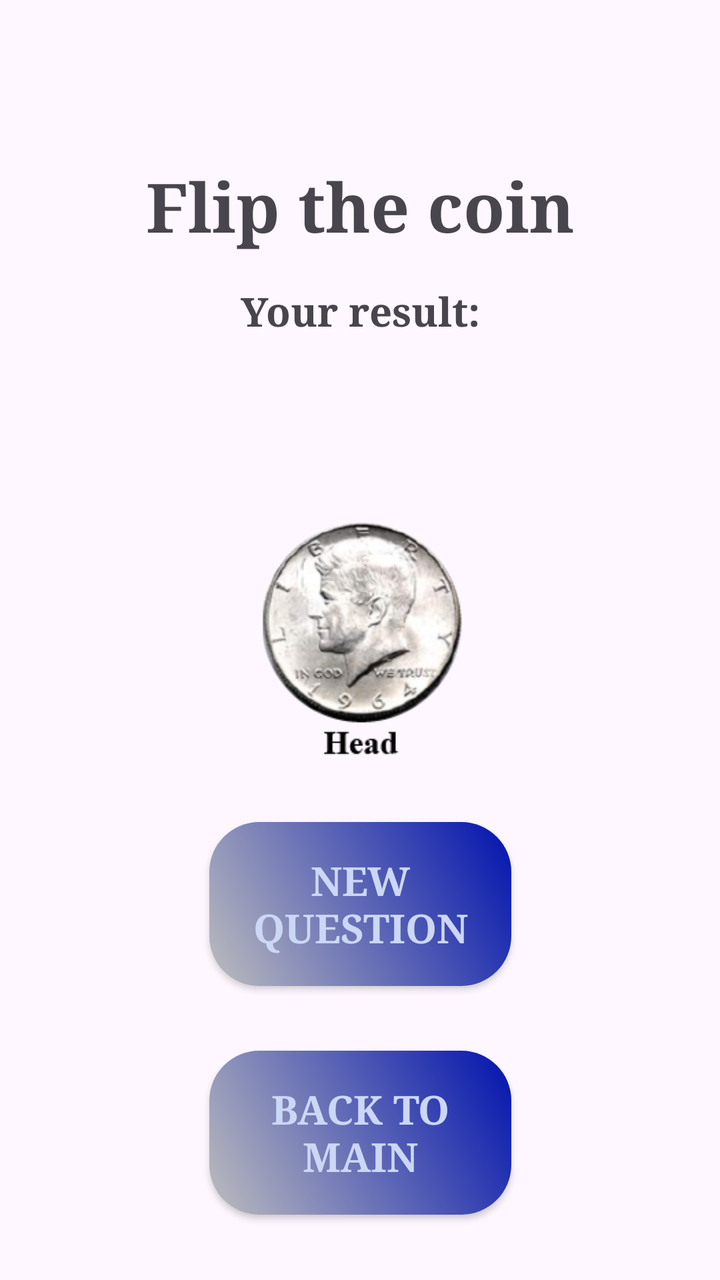
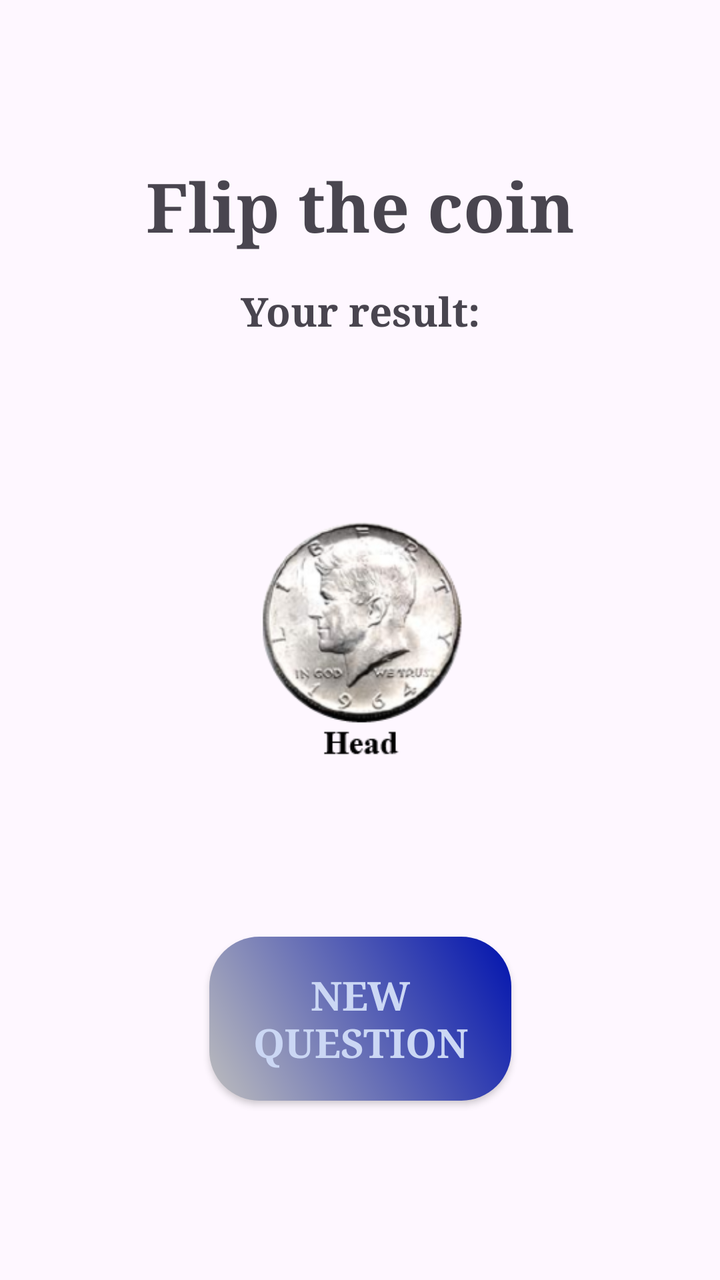

An Android layout rendered at two revisions. The XML below is the earlier revision; the diff shows what the commit changed to produce the second picture.
<!-- AndroidManifest.xml: application theme Theme.GameCollection -->
<!-- res/layout/activity_paranoia_coin_flip.xml -->
<?xml version="1.0" encoding="utf-8"?>
<androidx.constraintlayout.widget.ConstraintLayout xmlns:android="http://schemas.android.com/apk/res/android"
    xmlns:app="http://schemas.android.com/apk/res-auto"
    xmlns:tools="http://schemas.android.com/tools"
    android:id="@+id/main"
    android:layout_width="match_parent"
    android:layout_height="match_parent"
    tools:context=".paranoia.ParanoiaCoinFlipActivity">

    <ImageView
        android:id="@+id/imageViewCoin"
        android:layout_width="118dp"
        android:layout_height="118dp"
        android:src="@drawable/heads"
        app:layout_constraintBottom_toBottomOf="parent"
        app:layout_constraintEnd_toEndOf="parent"
        app:layout_constraintHorizontal_bias="0.505"
        app:layout_constraintStart_toStartOf="parent"
        app:layout_constraintTop_toTopOf="parent"
        app:layout_constraintVertical_bias="0.499" />

    <androidx.appcompat.widget.AppCompatButton
        android:id="@+id/buttonNewQuestion"
        android:layout_width="151dp"
        android:layout_height="82dp"
        android:background="@drawable/paranoia_button"
        android:fontFamily="serif"
        android:text="New question"
        android:textColor="@color/paranoiaButtonTextColour"
        android:textSize="20sp"
        android:textStyle="bold"
        app:layout_constraintBottom_toTopOf="@+id/buttonToMain"
        app:layout_constraintEnd_toEndOf="parent"
        app:layout_constraintHorizontal_bias="0.501"
        app:layout_constraintStart_toStartOf="parent"
        app:layout_constraintTop_toBottomOf="@+id/imageViewCoin" />

    <androidx.appcompat.widget.AppCompatButton
        android:id="@+id/buttonToMain"
        android:layout_width="151dp"
        android:layout_height="82dp"
        android:background="@drawable/paranoia_button"
        android:fontFamily="serif"
        android:text="Back to main"

        android:textColor="@color/paranoiaButtonTextColour"
        android:textSize="20sp"
        android:textStyle="bold"
        app:layout_constraintBottom_toBottomOf="parent"
        app:layout_constraintEnd_toEndOf="parent"
        app:layout_constraintHorizontal_bias="0.5"
        app:layout_constraintStart_toStartOf="parent"
        app:layout_constraintTop_toBottomOf="@+id/buttonNewQuestion" />

    <TextView
        android:id="@+id/textViewFlipTheCoin"
        android:layout_width="wrap_content"
        android:layout_height="wrap_content"
        android:layout_marginTop="80dp"
        android:fontFamily="serif"
        android:text="Flip the coin"
        android:textSize="34sp"
        android:textStyle="bold"
        app:layout_constraintEnd_toEndOf="parent"
        app:layout_constraintStart_toStartOf="parent"
        app:layout_constraintTop_toTopOf="parent" />

    <TextView
        android:id="@+id/textViewYourResult"
        android:layout_width="wrap_content"
        android:layout_height="wrap_content"
        android:layout_marginTop="16dp"
        android:fontFamily="serif"
        android:text="Your result:"
        android:textSize="20sp"
        android:textStyle="bold"
        app:layout_constraintEnd_toEndOf="parent"
        app:layout_constraintStart_toStartOf="parent"
        app:layout_constraintTop_toBottomOf="@+id/textViewFlipTheCoin" />

    <TextView
        android:id="@+id/textViewResult"
        android:layout_width="wrap_content"
        android:layout_height="wrap_content"
        android:layout_marginTop="32dp"
        android:fontFamily="serif"
        android:textAlignment="center"
        android:textSize="24sp"
        android:textStyle="bold"
        app:layout_constraintBottom_toTopOf="@+id/imageViewCoin"
        app:layout_constraintEnd_toEndOf="parent"
        app:layout_constraintStart_toStartOf="parent"
        app:layout_constraintTop_toBottomOf="@+id/textViewYourResult" />

</androidx.constraintlayout.widget.ConstraintLayout>
<!-- resources referenced by this layout -->
<resources>
  <color name="paranoiaButtonTextColour">#cbd7f4</color>
  <!-- drawable heads: png bitmap (drawable, 35816 bytes) -->
  <!-- drawable paranoia_button (drawable) -->
  <?xml version="1.0" encoding="utf-8"?>
  <shape xmlns:android="http://schemas.android.com/apk/res/android" android:shape="rectangle">
      <gradient
          android:angle="45"
          android:startColor="#BDBDBD"
          android:endColor="#0113ae"/>
      <corners android:radius="25dp" />
  </shape>
  <style name="Theme.GameCollection" parent="Base.Theme.GameCollection" />
  <style name="Base.Theme.GameCollection" parent="Theme.Material3.DayNight.NoActionBar">
          
          
      </style>
</resources>

<!-- the commit's change to res/layout/activity_paranoia_coin_flip.xml (unified diff, before → after) -->
@@ -29,28 +29,11 @@
         android:textColor="@color/paranoiaButtonTextColour"
         android:textSize="20sp"
         android:textStyle="bold"
-        app:layout_constraintBottom_toTopOf="@+id/buttonToMain"
+        app:layout_constraintBottom_toBottomOf="parent"
         app:layout_constraintEnd_toEndOf="parent"
         app:layout_constraintHorizontal_bias="0.501"
         app:layout_constraintStart_toStartOf="parent"
         app:layout_constraintTop_toBottomOf="@+id/imageViewCoin" />
-
-    <androidx.appcompat.widget.AppCompatButton
-        android:id="@+id/buttonToMain"
-        android:layout_width="151dp"
-        android:layout_height="82dp"
-        android:background="@drawable/paranoia_button"
-        android:fontFamily="serif"
-        android:text="Back to main"
-
-        android:textColor="@color/paranoiaButtonTextColour"
-        android:textSize="20sp"
-        android:textStyle="bold"
-        app:layout_constraintBottom_toBottomOf="parent"
-        app:layout_constraintEnd_toEndOf="parent"
-        app:layout_constraintHorizontal_bias="0.5"
-        app:layout_constraintStart_toStartOf="parent"
-        app:layout_constraintTop_toBottomOf="@+id/buttonNewQuestion" />
 
     <TextView
         android:id="@+id/textViewFlipTheCoin"
